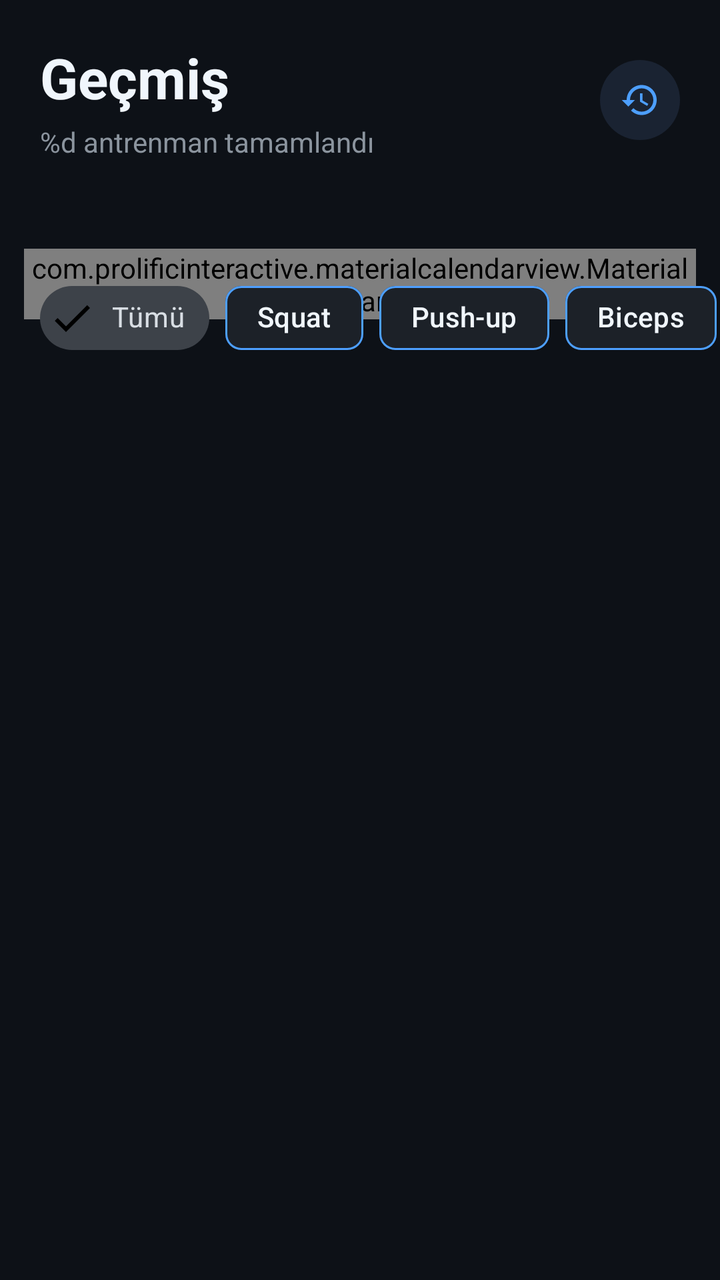
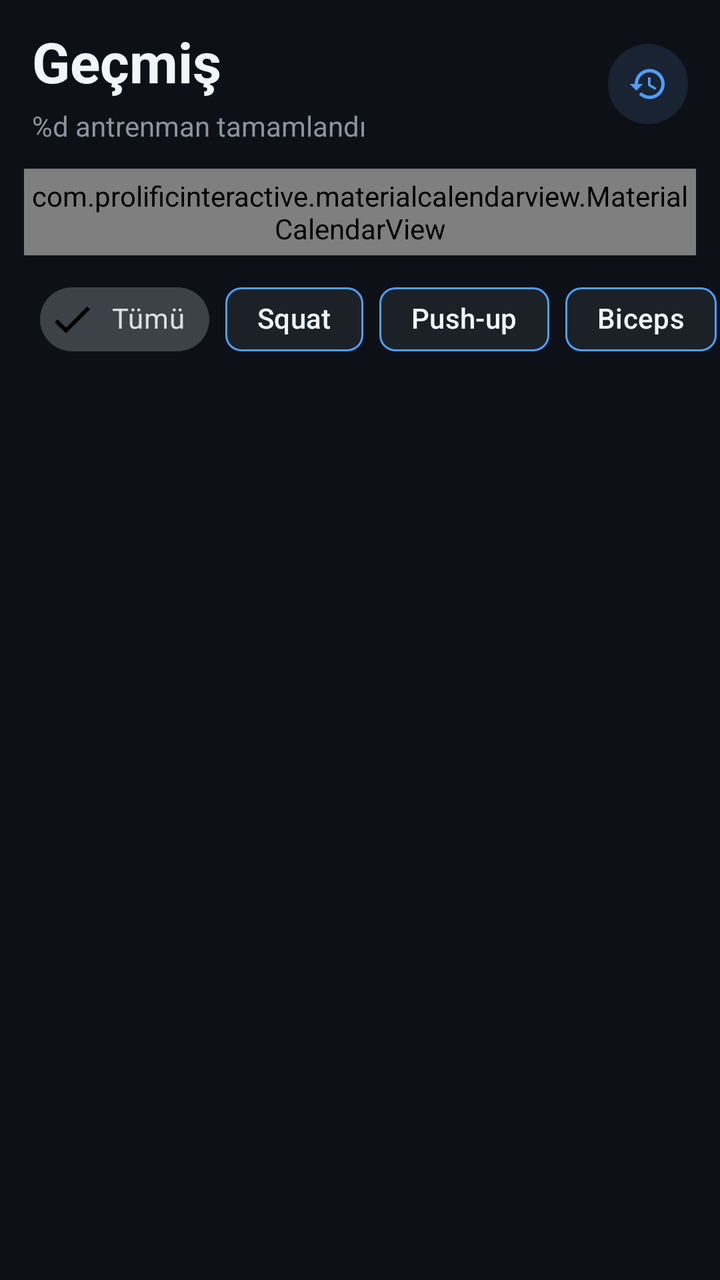

Before-and-after screenshots of an Android layout around one commit, followed by the original layout XML and the change that was made.
<!-- AndroidManifest.xml: application theme Theme.ArFitness -->
<!-- res/layout/fragment_history.xml -->
<?xml version="1.0" encoding="utf-8"?>
<androidx.constraintlayout.widget.ConstraintLayout xmlns:android="http://schemas.android.com/apk/res/android"
    xmlns:app="http://schemas.android.com/apk/res-auto"
    xmlns:tools="http://schemas.android.com/tools"
    android:layout_width="match_parent"
    android:layout_height="match_parent"
    android:background="@color/primary_dark"
    tools:context=".fragment.HistoryFragment">

    
    <LinearLayout
        android:id="@+id/layout_top_section"
        android:layout_width="0dp"
        android:layout_height="wrap_content"
        android:orientation="vertical"
        android:padding="20dp"
        app:layout_constraintEnd_toEndOf="parent"
        app:layout_constraintStart_toStartOf="parent"
        app:layout_constraintTop_toTopOf="parent">

        
        <LinearLayout
            android:layout_width="match_parent"
            android:layout_height="wrap_content"
            android:layout_marginBottom="24dp"
            android:gravity="center_vertical"
            android:orientation="horizontal">

            <LinearLayout
                android:layout_width="0dp"
                android:layout_height="wrap_content"
                android:layout_weight="1"
                android:orientation="vertical">

                <TextView
                    android:layout_width="wrap_content"
                    android:layout_height="wrap_content"
                    android:text="@string/history"
                    android:textColor="@color/text_main"
                    android:textSize="28sp"
                    android:textStyle="bold" />

                <TextView
                    android:id="@+id/tvTotalWorkouts"
                    android:layout_width="wrap_content"
                    android:layout_height="wrap_content"
                    android:layout_marginTop="4dp"
                    android:text="@string/workouts_completed"
                    android:textColor="@color/text_secondary"
                    android:textSize="14sp" />
            </LinearLayout>

            <ImageView
                android:id="@+id/ivFilter"
                android:layout_width="40dp"
                android:layout_height="40dp"
                android:background="@drawable/circle_background"
                android:padding="10dp"
                android:src="@drawable/ic_history"
                app:tint="@color/primary" />
        </LinearLayout>


    </LinearLayout>

    
    <com.prolificinteractive.materialcalendarview.MaterialCalendarView
        android:id="@+id/calendarView"
        android:layout_width="0dp"
        android:layout_height="wrap_content"
        android:layout_marginHorizontal="12dp"
        app:layout_constraintEnd_toEndOf="parent"
        app:layout_constraintStart_toStartOf="parent"
        android:paddingBottom="0dp"
        app:layout_constraintTop_toBottomOf="@id/layout_top_section"

        app:mcv_selectionColor="@color/primary"
         />

    
    <HorizontalScrollView
        android:id="@+id/scroll_chips"
        android:layout_width="0dp"
        android:layout_height="wrap_content"
        android:layout_marginTop="-25dp"
        android:paddingTop="0dp"
        android:scrollbars="none"
        app:layout_constraintEnd_toEndOf="parent"
        app:layout_constraintStart_toStartOf="parent"
        app:layout_constraintTop_toBottomOf="@id/calendarView">

        <com.google.android.material.chip.ChipGroup
            android:id="@+id/chipGroupFilter"
            android:layout_width="wrap_content"
            android:layout_height="wrap_content"
            android:paddingHorizontal="20dp"
            app:selectionRequired="false"
            app:singleSelection="true">
            
            <com.google.android.material.chip.Chip
                android:id="@+id/chipAll"
                style="@style/Widget.MaterialComponents.Chip.Filter"
                android:layout_width="wrap_content"
                android:layout_height="wrap_content"
                android:text="@string/all"
                android:checked="true"/>

            <com.google.android.material.chip.Chip
                android:id="@+id/chipSquat"
                android:layout_width="wrap_content"
                android:layout_height="wrap_content"
                android:text="Squat"
                android:checkable="true"
                app:chipBackgroundColor="@color/card_bg"
                app:chipStrokeColor="@color/primary"
                app:chipStrokeWidth="1dp"
                android:textColor="@color/text_main" />


            <com.google.android.material.chip.Chip
                android:id="@+id/chipPushup"
                android:layout_width="wrap_content"
                android:layout_height="wrap_content"
                android:text="Push-up"
                android:checkable="true"
                app:chipBackgroundColor="@color/card_bg"
                app:chipStrokeColor="@color/primary"
                app:chipStrokeWidth="1dp"
                android:textColor="@color/text_main" />


            <com.google.android.material.chip.Chip
                android:id="@+id/chipBiceps"
                android:layout_width="wrap_content"
                android:layout_height="wrap_content"
                android:text="Biceps"
                android:checkable="true"
                app:chipBackgroundColor="@color/card_bg"
                app:chipStrokeColor="@color/primary"
                app:chipStrokeWidth="1dp"
                android:textColor="@color/text_main" />

            <com.google.android.material.chip.Chip
                android:id="@+id/chipshulderpress"
                android:layout_width="wrap_content"
                android:layout_height="wrap_content"
                android:text="Shoulder press"
                android:checkable="true"
                app:chipBackgroundColor="@color/card_bg"
                app:chipStrokeColor="@color/primary"
                app:chipStrokeWidth="1dp"
                android:textColor="@color/text_main" />


            <com.google.android.material.chip.Chip
                android:id="@+id/chipLunge"
                android:layout_width="wrap_content"
                android:layout_height="wrap_content"
                android:text="Lunge"
                android:checkable="true"
                app:chipBackgroundColor="@color/card_bg"
                app:chipStrokeColor="@color/primary"
                app:chipStrokeWidth="1dp"
                android:textColor="@color/text_main" />

            <com.google.android.material.chip.Chip
                android:id="@+id/chipdumbelfly"
                android:layout_width="wrap_content"
                android:layout_height="wrap_content"
                android:text="Dumbell fly"
                android:checkable="true"
                app:chipBackgroundColor="@color/card_bg"
                app:chipStrokeColor="@color/primary"
                app:chipStrokeWidth="1dp"
                android:textColor="@color/text_main" />

            <com.google.android.material.chip.Chip
                android:id="@+id/chipBenchPress"
                android:layout_width="wrap_content"
                android:layout_height="wrap_content"
                android:text="@string/bench_press"
                android:checkable="true"
                app:chipBackgroundColor="@color/card_bg"
                app:chipStrokeColor="@color/primary"
                app:chipStrokeWidth="1dp"
                android:textColor="@color/text_main" />

            <com.google.android.material.chip.Chip
                android:id="@+id/chipPlank"
                android:layout_width="wrap_content"
                android:layout_height="wrap_content"
                android:text="@string/plank"
                android:checkable="true"
                app:chipBackgroundColor="@color/card_bg"
                app:chipStrokeColor="@color/primary"
                app:chipStrokeWidth="1dp"
                android:textColor="@color/text_main" />

            <com.google.android.material.chip.Chip
                android:id="@+id/chipPullUp"
                android:layout_width="wrap_content"
                android:layout_height="wrap_content"
                android:text="@string/pull_up"
                android:checkable="true"
                app:chipBackgroundColor="@color/card_bg"
                app:chipStrokeColor="@color/primary"
                app:chipStrokeWidth="1dp"
                android:textColor="@color/text_main" />

            <com.google.android.material.chip.Chip
                android:id="@+id/chipLatPulldown"
                android:layout_width="wrap_content"
                android:layout_height="wrap_content"
                android:text="@string/lat_pulldown"
                android:checkable="true"
                app:chipBackgroundColor="@color/card_bg"
                app:chipStrokeColor="@color/primary"
                app:chipStrokeWidth="1dp"
                android:textColor="@color/text_main" />

            <com.google.android.material.chip.Chip
                android:id="@+id/chipHammerCurl"
                android:layout_width="wrap_content"
                android:layout_height="wrap_content"
                android:text="@string/hammer_curl"
                android:checkable="true"
                app:chipBackgroundColor="@color/card_bg"
                app:chipStrokeColor="@color/primary"
                app:chipStrokeWidth="1dp"
                android:textColor="@color/text_main" />

            <com.google.android.material.chip.Chip
                android:id="@+id/chipCablePushdown"
                android:layout_width="wrap_content"
                android:layout_height="wrap_content"
                android:text="@string/cable_pushdown"
                android:checkable="true"
                app:chipBackgroundColor="@color/card_bg"
                app:chipStrokeColor="@color/primary"
                app:chipStrokeWidth="1dp"
                android:textColor="@color/text_main" />

            <com.google.android.material.chip.Chip
                android:id="@+id/chipLateralRaise"
                android:layout_width="wrap_content"
                android:layout_height="wrap_content"
                android:text="@string/lateral_raise"
                android:checkable="true"
                app:chipBackgroundColor="@color/card_bg"
                app:chipStrokeColor="@color/primary"
                app:chipStrokeWidth="1dp"
                android:textColor="@color/text_main" />

            <com.google.android.material.chip.Chip
                android:id="@+id/chipFrontRaise"
                android:layout_width="wrap_content"
                android:layout_height="wrap_content"
                android:text="@string/front_raise"
                android:checkable="true"
                app:chipBackgroundColor="@color/card_bg"
                app:chipStrokeColor="@color/primary"
                app:chipStrokeWidth="1dp"
                android:textColor="@color/text_main" />

            <com.google.android.material.chip.Chip
                android:id="@+id/chipDeadlift"
                android:layout_width="wrap_content"
                android:layout_height="wrap_content"
                android:text="@string/deadlift"
                android:checkable="true"
                app:chipBackgroundColor="@color/card_bg"
                app:chipStrokeColor="@color/primary"
                app:chipStrokeWidth="1dp"
                android:textColor="@color/text_main" />

        </com.google.android.material.chip.ChipGroup>
        </HorizontalScrollView>

    
    <androidx.recyclerview.widget.RecyclerView
        android:id="@+id/rvWorkoutHistory"
        android:layout_width="0dp"
        android:layout_height="0dp"
        android:layout_marginTop="8dp"
        android:paddingHorizontal="16dp"
        android:clipToPadding="false"
        app:layoutManager="androidx.recyclerview.widget.LinearLayoutManager"
        app:layout_constraintBottom_toBottomOf="parent"
        app:layout_constraintEnd_toEndOf="parent"
        app:layout_constraintStart_toStartOf="parent"
        app:layout_constraintTop_toBottomOf="@id/scroll_chips"
        tools:listitem="@layout/item_workout_history" />

    
    <LinearLayout
        android:id="@+id/layoutEmptyState"
        android:layout_width="0dp"
        android:layout_height="0dp"
        android:gravity="center"
        android:orientation="vertical"
        android:visibility="gone"
        app:layout_constraintBottom_toBottomOf="parent"
        app:layout_constraintEnd_toEndOf="parent"
        app:layout_constraintHorizontal_bias="0.0"
        app:layout_constraintStart_toStartOf="parent"
        app:layout_constraintTop_toBottomOf="@id/scroll_chips"
        app:layout_constraintVertical_bias="0.0"
        tools:visibility="visible">

        <ImageView
            android:layout_width="80dp"
            android:layout_height="80dp"
            android:alpha="0.5"
            android:src="@drawable/ic_history"
            app:tint="@color/text_secondary" />

        <TextView
            android:layout_width="wrap_content"
            android:layout_height="wrap_content"
            android:layout_marginTop="16dp"
            android:text="@string/no_workout_history"
            android:textColor="@color/text_secondary"
            android:textSize="16sp"
            android:textStyle="bold" />

        <TextView
            android:layout_width="wrap_content"
            android:layout_height="wrap_content"
            android:layout_marginTop="8dp"
            android:gravity="center"
            android:text="@string/start_first_workout"
            android:textColor="@color/text_secondary"
            android:textSize="14sp" />
    </LinearLayout>

</androidx.constraintlayout.widget.ConstraintLayout>
<!-- res/layout/item_workout_history.xml (included above) -->
<?xml version="1.0" encoding="utf-8"?>
<com.google.android.material.card.MaterialCardView xmlns:android="http://schemas.android.com/apk/res/android"
    xmlns:app="http://schemas.android.com/apk/res-auto"
    xmlns:tools="http://schemas.android.com/tools"
    android:layout_width="match_parent"
    android:layout_height="wrap_content"
    android:layout_marginBottom="16dp"
    app:cardCornerRadius="20dp"
    app:cardElevation="0dp"
    app:strokeColor="@color/divider"
    app:strokeWidth="1dp"
    android:backgroundTint="@color/card_bg"
    android:clickable="true"
    android:focusable="true"
    android:foreground="?android:attr/selectableItemBackground">

    <LinearLayout
        android:layout_width="match_parent"
        android:layout_height="wrap_content"
        android:orientation="vertical"
        android:padding="20dp">

        
        <LinearLayout
            android:layout_width="match_parent"
            android:layout_height="wrap_content"
            android:orientation="horizontal"
            android:gravity="center_vertical"
            android:layout_marginBottom="16dp">

            
            <LinearLayout
                android:layout_width="wrap_content"
                android:layout_height="wrap_content"
                android:orientation="vertical"
                android:gravity="center">

                <ImageView
                    android:id="@+id/ivExerciseIcon"
                    android:layout_width="48dp"
                    android:layout_height="48dp"
                    android:background="@drawable/circle_background"
                    android:padding="12dp"
                    android:src="@drawable/ic_fitness"
                    app:tint="@color/primary" />

                
                <View
                    android:id="@+id/viewSuccessIndicator"
                    android:layout_width="20dp"
                    android:layout_height="4dp"
                    android:background="@drawable/circle_background"
                    android:backgroundTint="@color/primary"
                    android:layout_marginTop="8dp" />

            </LinearLayout>

            
            <LinearLayout
                android:layout_width="0dp"
                android:layout_height="wrap_content"
                android:layout_weight="1"
                android:orientation="vertical"
                android:layout_marginStart="16dp">

                <TextView
                    android:id="@+id/tvExerciseName"
                    android:layout_width="wrap_content"
                    android:layout_height="wrap_content"
                    android:text="Squat"
                    android:textColor="@color/text_main"
                    android:textSize="20sp"
                    android:textStyle="bold" />

                <TextView
                    android:id="@+id/tvWorkoutDate"
                    android:layout_width="wrap_content"
                    android:layout_height="wrap_content"
                    android:text="15 December 2024, 14:30"
                    android:textColor="@color/text_secondary"
                    android:textSize="14sp"
                    android:layout_marginTop="4dp" />

            </LinearLayout>

            
            <LinearLayout
                android:layout_width="wrap_content"
                android:layout_height="wrap_content"
                android:orientation="vertical"
                android:gravity="center">

                <TextView
                    android:id="@+id/tvOverallScore"
                    android:layout_width="wrap_content"
                    android:layout_height="wrap_content"
                    android:text="87%"
                    android:textColor="@color/primary"
                    android:textSize="18sp"
                    android:textStyle="bold" />

                <TextView
                    android:layout_width="wrap_content"
                    android:layout_height="wrap_content"
                    android:text="@string/form_score"
                    android:textColor="@color/text_secondary"
                    android:textSize="12sp" />

            </LinearLayout>

        </LinearLayout>

        
        <LinearLayout
            android:layout_width="match_parent"
            android:layout_height="wrap_content"
            android:orientation="horizontal"
            android:layout_marginBottom="16dp">

            
            <LinearLayout
                android:layout_width="0dp"
                android:layout_height="wrap_content"
                android:layout_weight="1"
                android:orientation="vertical"
                android:gravity="center">

                <TextView
                    android:id="@+id/tvDuration"
                    android:layout_width="wrap_content"
                    android:layout_height="wrap_content"
                    android:text="03:45"
                    android:textColor="@color/text_main"
                    android:textSize="16sp"
                    android:textStyle="bold" />

                <TextView
                    android:layout_width="wrap_content"
                    android:layout_height="wrap_content"
                    android:text="@string/time"
                    android:textColor="@color/text_secondary"
                    android:textSize="12sp" />

            </LinearLayout>

            
            <View
                android:layout_width="1dp"
                android:layout_height="match_parent"
                android:background="@color/divider"
                android:layout_marginHorizontal="16dp" />

            
            <LinearLayout
                android:layout_width="0dp"
                android:layout_height="wrap_content"
                android:layout_weight="1"
                android:orientation="vertical"
                android:gravity="center">

                <TextView
                    android:id="@+id/tvReps"
                    android:layout_width="wrap_content"
                    android:layout_height="wrap_content"
                    android:text="25"
                    android:textColor="@color/text_main"
                    android:textSize="16sp"
                    android:textStyle="bold" />

                <TextView
                    android:layout_width="wrap_content"
                    android:layout_height="wrap_content"
                    android:text="@string/repetitions"
                    android:textColor="@color/text_secondary"
                    android:textSize="12sp" />

            </LinearLayout>

            
            <View
                android:layout_width="1dp"
                android:layout_height="match_parent"
                android:background="@color/divider"
                android:layout_marginHorizontal="16dp" />

            
            <LinearLayout
                android:layout_width="0dp"
                android:layout_height="wrap_content"
                android:layout_weight="1"
                android:orientation="vertical"
                android:gravity="center">

                <TextView
                    android:id="@+id/tvCalories"
                    android:layout_width="wrap_content"
                    android:layout_height="wrap_content"
                    android:text="45"
                    android:textColor="@color/text_main"
                    android:textSize="16sp"
                    android:textStyle="bold" />

                <TextView
                    android:layout_width="wrap_content"
                    android:layout_height="wrap_content"
                    android:text="@string/calories"
                    android:textColor="@color/text_secondary"
                    android:textSize="12sp" />

            </LinearLayout>

        </LinearLayout>

        
        <LinearLayout
            android:layout_width="match_parent"
            android:layout_height="wrap_content"
            android:orientation="vertical">

            
            <LinearLayout
                android:layout_width="match_parent"
                android:layout_height="wrap_content"
                android:orientation="horizontal"
                android:gravity="center_vertical"
                android:layout_marginBottom="8dp">

                <TextView
                    android:layout_width="0dp"
                    android:layout_height="wrap_content"
                    android:layout_weight="1"
                    android:text="@string/form_analysis"
                    android:textColor="@color/text_secondary"
                    android:textSize="14sp" />

                <TextView
                    android:id="@+id/tvFormFeedback"
                    android:layout_width="wrap_content"
                    android:layout_height="wrap_content"
                    android:text="@string/good_form"
                    android:textColor="@color/primary"
                    android:textSize="12sp"
                    android:textStyle="bold" />

            </LinearLayout>

            
            <ProgressBar
                android:id="@+id/progressFormScore"
                style="?android:attr/progressBarStyleHorizontal"
                android:layout_width="match_parent"
                android:layout_height="8dp"
                android:progress="87"
                android:max="100"
                android:progressDrawable="@drawable/circle_background"
                android:progressTint="@color/primary"
                android:progressBackgroundTint="@color/light_gray" />

        </LinearLayout>

        
        <LinearLayout
            android:id="@+id/layoutActions"
            android:layout_width="match_parent"
            android:layout_height="wrap_content"
            android:orientation="horizontal"
            android:gravity="end"
            android:layout_marginTop="16dp"
            android:visibility="gone">

            <com.google.android.material.button.MaterialButton
                android:id="@+id/btnViewDetails"
                style="@style/Widget.Material3.Button.TextButton"
                android:layout_width="wrap_content"
                android:layout_height="36dp"
                android:text="@string/detail"
                android:textColor="@color/primary"
                android:textSize="14sp"
                android:layout_marginEnd="8dp" />

            <com.google.android.material.button.MaterialButton
                android:id="@+id/btnRepeat"
                android:layout_width="wrap_content"
                android:layout_height="36dp"
                android:text="@string/repeat"
                android:textSize="14sp"
                app:cornerRadius="18dp"
                app:backgroundTint="@color/primary"
                android:textColor="@color/white" />

        </LinearLayout>

    </LinearLayout>

</com.google.android.material.card.MaterialCardView>
<!-- resources referenced by this layout -->
<resources>
  <color name="card_bg">#1C2128</color>
  <color name="divider">#30363D</color>
  <color name="light_gray">#21262D</color>
  <color name="primary">#4D9FFF</color>
  <color name="primary_dark">#0D1117</color>
  <color name="text_main">#F0F6FC</color>
  <color name="text_secondary">#8B949E</color>
  <color name="white">#FFFFFFFF</color>
  <!-- drawable circle_background (drawable) -->
  <?xml version="1.0" encoding="utf-8"?>
  <shape xmlns:android="http://schemas.android.com/apk/res/android"
      android:shape="oval">
      <solid android:color="@color/light_primary" />
  </shape>
  <!-- drawable ic_fitness (drawable) -->
  <vector xmlns:android="http://schemas.android.com/apk/res/android"
      android:width="24dp"
      android:height="24dp"
      android:viewportWidth="24"
      android:viewportHeight="24">
      <path
          android:fillColor="@android:color/white"
          android:pathData="M20.57,14.86L22,13.43L20.57,12L17,15.57L8.43,7L12,3.43L10.57,2L9.14,3.43L7.71,2L5.57,4.14L4.14,2.71L2.71,4.14L4.14,5.57L2,7.71L3.43,9.14L2,10.57L3.43,12L7,8.43L15.57,17L12,20.57L13.43,22L14.86,20.57L16.29,22L18.43,19.86L19.86,21.29L21.29,19.86L19.86,18.43L22,16.29L20.57,14.86Z" />
  </vector>
  <!-- drawable ic_history (drawable) -->
  <vector xmlns:android="http://schemas.android.com/apk/res/android"
      android:width="24dp"
      android:height="24dp"
      android:viewportWidth="24"
      android:viewportHeight="24">
      <path
          android:fillColor="@android:color/white"
          android:pathData="M13,3C8.03,3 4,7.03 4,12H1L4.89,15.89L4.96,16.03L9,12H6C6,8.13 9.13,5 13,5C16.87,5 20,8.13 20,12C20,15.87 16.87,19 13,19C11.07,19 9.32,18.21 8.06,16.94L6.64,18.36C8.27,19.99 10.51,21 13,21C17.97,21 22,16.97 22,12C22,7.03 17.97,3 13,3M12,8V13L16.28,15.54L17,14.33L13.5,12.25V8H12Z" />
  </vector>
  <string name="all">Tümü</string>
  <string name="bench_press">Bench Press</string>
  <string name="cable_pushdown">Cable Pushdown</string>
  <string name="calories">Kalori</string>
  <string name="deadlift">Deadlift</string>
  <string name="detail">Detay</string>
  <string name="form_analysis">Form Analizi</string>
  <string name="form_score">Form Skoru</string>
  <string name="front_raise">Front Raise</string>
  <string name="good_form">İyi Form</string>
  <string name="hammer_curl">Hammer Curl</string>
  <string name="history">Geçmiş</string>
  <string name="lat_pulldown">Lat Pulldown</string>
  <string name="lateral_raise">Lateral Raise</string>
  <string name="no_workout_history">Henüz Antrenman Geçmişi Yok</string>
  <string name="plank">Plank</string>
  <string name="pull_up">Pull-up</string>
  <string name="repeat">Tekrarla</string>
  <string name="repetitions">Tekrar</string>
  <string name="start_first_workout">İlk antrenmanınızı başlatarak geçmişinizi oluşturmaya başlayın</string>
  <string name="time">Süre</string>
  <string name="workouts_completed">%d antrenman tamamlandı</string>
  <style name="Theme.ArFitness" parent="Base.Theme.ArFitness" />
  <color name="light_primary">#1A2332</color>
  <color name="primary_variant">#1A6FD1</color>
  <color name="primary_light">#7AB8FF</color>
  <color name="surface">#161B22</color>
  <!-- unchanged entries left out for length: 1 -->
</resources>

<!-- the commit's change to res/layout/fragment_history.xml (unified diff, before → after) -->
@@ -13,7 +13,9 @@
         android:layout_width="0dp"
         android:layout_height="wrap_content"
         android:orientation="vertical"
-        android:padding="20dp"
+        android:paddingHorizontal="16dp"
+        android:paddingTop="12dp"
+        android:paddingBottom="4dp"
         app:layout_constraintEnd_toEndOf="parent"
         app:layout_constraintStart_toStartOf="parent"
         app:layout_constraintTop_toTopOf="parent">
@@ -22,7 +24,7 @@
         <LinearLayout
             android:layout_width="match_parent"
             android:layout_height="wrap_content"
-            android:layout_marginBottom="24dp"
+            android:layout_marginBottom="8dp"
             android:gravity="center_vertical"
             android:orientation="horizontal">
 
@@ -69,21 +71,25 @@
         android:layout_width="0dp"
         android:layout_height="wrap_content"
         android:layout_marginHorizontal="12dp"
+        android:background="@color/primary_dark"
+        android:paddingTop="4dp"
+        android:paddingBottom="4dp"
         app:layout_constraintEnd_toEndOf="parent"
         app:layout_constraintStart_toStartOf="parent"
-        android:paddingBottom="0dp"
         app:layout_constraintTop_toBottomOf="@id/layout_top_section"
-
-        app:mcv_selectionColor="@color/primary"
-         />
+        app:mcv_calendarMode="week"
+        app:mcv_dateTextAppearance="@style/CalendarDateText"
+        app:mcv_weekDayTextAppearance="@style/CalendarWeekdayText"
+        app:mcv_headerTextAppearance="@style/CalendarHeaderText"
+        app:mcv_selectionColor="@color/primary" />
 
     
     <HorizontalScrollView
         android:id="@+id/scroll_chips"
         android:layout_width="0dp"
         android:layout_height="wrap_content"
-        android:layout_marginTop="-25dp"
-        android:paddingTop="0dp"
+        android:layout_marginTop="4dp"
+        android:paddingVertical="4dp"
         android:scrollbars="none"
         app:layout_constraintEnd_toEndOf="parent"
         app:layout_constraintStart_toStartOf="parent"
@@ -283,6 +289,7 @@
         android:layout_height="0dp"
         android:layout_marginTop="8dp"
         android:paddingHorizontal="16dp"
+        android:paddingTop="6dp"
         android:clipToPadding="false"
         app:layoutManager="androidx.recyclerview.widget.LinearLayoutManager"
         app:layout_constraintBottom_toBottomOf="parent"
@@ -296,6 +303,7 @@
         android:id="@+id/layoutEmptyState"
         android:layout_width="0dp"
         android:layout_height="0dp"
+        android:paddingTop="8dp"
         android:gravity="center"
         android:orientation="vertical"
         android:visibility="gone"
<!-- resource entries referenced after the edit -->
@@ -56,6 +56,18 @@
   <string name="start_first_workout">İlk antrenmanınızı başlatarak geçmişinizi oluşturmaya başlayın</string>
   <string name="time">Süre</string>
   <string name="workouts_completed">%d antrenman tamamlandı</string>
+  <style name="CalendarDateText" parent="TextAppearance.MaterialComponents.Body1">
+          <item name="android:textColor">@color/text_main</item>
+          <item name="android:textSize">16sp</item>
+      </style>
+  <style name="CalendarHeaderText" parent="TextAppearance.MaterialComponents.Subtitle1">
+          <item name="android:textColor">@color/text_main</item>
+          <item name="android:textSize">18sp</item>
+      </style>
+  <style name="CalendarWeekdayText" parent="TextAppearance.MaterialComponents.Caption">
+          <item name="android:textColor">@color/text_secondary</item>
+          <item name="android:textSize">12sp</item>
+      </style>
   <style name="Theme.ArFitness" parent="Base.Theme.ArFitness" />
   <color name="light_primary">#1A2332</color>
   <color name="primary_variant">#1A6FD1</color>
